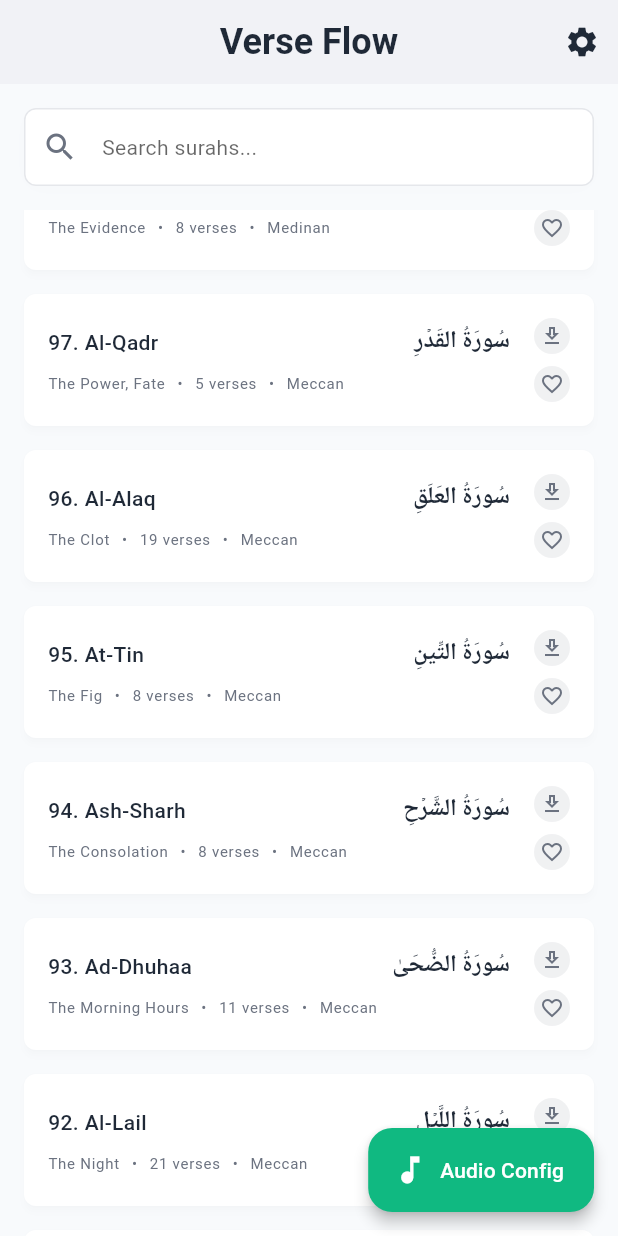
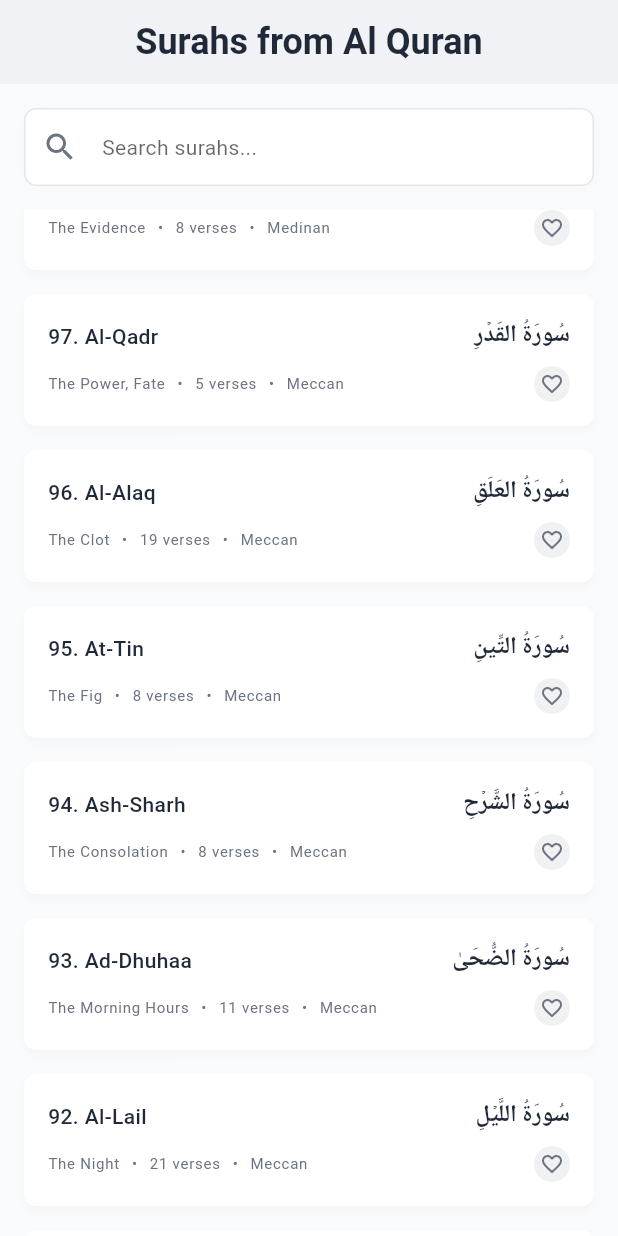
Before and after one commit to imthath-m/verse_flow_client, a Flutter app: the screen it shows after launch, scrolled down 1728 dp, on a phone screen of 412 x 824 dp. Run offline on Flutter 3.47's test engine with Material 3 defaults, Android fonts, the light colour scheme and no system bars; our stand-ins replace dio, just_audio, shared_preferences; Roboto replaces fonts that are missing (Noto Naskh Arabic).

Commit message:
remove audio config fab and download button

```diff
--- a/lib/screens/surah_list_screen.dart
+++ b/lib/screens/surah_list_screen.dart
@@ -38,34 +38,11 @@ class _SurahListScreenState extends State<SurahListScreen> {
   @override
   Widget build(BuildContext context) {
     return Scaffold(
-      appBar: AppBar(
-        title: const Text(AppConstants.appName),
-        actions: [
-          IconButton(
-            onPressed: () {
-              // TODO: Navigate to settings screen
-              ScaffoldMessenger.of(context).showSnackBar(
-                const SnackBar(content: Text('Settings coming soon!')),
-              );
-            },
-            icon: const Icon(Icons.settings),
-          ),
-        ],
-      ),
+      appBar: AppBar(title: const Text('Surahs from Al Quran')),
       body: Consumer<SurahProvider>(
         builder: (context, surahProvider, child) {
           return _buildBody(surahProvider);
         },
-      ),
-      floatingActionButton: FloatingActionButton.extended(
-        onPressed: () {
-          // TODO: Navigate to Audio Configuration Modal
-          ScaffoldMessenger.of(context).showSnackBar(
-            const SnackBar(content: Text('Audio Configuration coming soon!')),
-          );
-        },
-        icon: const Icon(Icons.music_note),
-        label: const Text('Audio Config'),
       ),
     );
   }
--- a/lib/widgets/surah_list_item.dart
+++ b/lib/widgets/surah_list_item.dart
@@ -78,49 +78,26 @@ class SurahListItem extends StatelessWidget {
                           style: theme.textTheme.labelSmall,
                         ),
                         Text('•', style: theme.textTheme.labelSmall),
-                        Text(
+                        Expanded(
+                          child: Text(
                             surah.revelationType,
                             style: theme.textTheme.labelSmall,
                           ),
+                        ),
+                        favoriteButton(theme),
                       ],
                     ),
                   ],
                 ),
               ),
-
-              const SizedBox(width: AppConstants.paddingMedium),
-
-              // Action buttons
-              Column(
-                children: [
-                  // Download status indicator
-                  if (showDownloadStatus)
-                    Container(
-                      width: 24,
-                      height: 24,
-                      decoration: BoxDecoration(
-                        color: viewModel.isDownloaded
-                            ? AppConstants.successColor.withValues(alpha: 0.1)
-                            : theme.iconTheme.color?.withValues(alpha: 0.1) ??
-                                  Colors.grey.withValues(alpha: 0.1),
-                        borderRadius: BorderRadius.circular(12),
-                      ),
-                      child: Icon(
-                        viewModel.isDownloaded
-                            ? Icons.download_done
-                            : Icons.download_outlined,
-                        size: AppConstants.iconSizeSmall,
-                        color: viewModel.isDownloaded
-                            ? AppConstants.successColor
-                            : theme.iconTheme.color ?? Colors.grey,
+            ],
           ),
         ),
+      ),
+    );
+  }
 
-                  if (showDownloadStatus)
-                    const SizedBox(height: AppConstants.paddingSmall),
-
-                  // Favorite button
-                  GestureDetector(
+  Widget favoriteButton(ThemeData theme) => GestureDetector(
     onTap: () => viewModel.toggleFavorite(),
     child: Container(
       width: 24,
@@ -133,22 +110,12 @@ class SurahListItem extends StatelessWidget {
         borderRadius: BorderRadius.circular(12),
       ),
       child: Icon(
-                        viewModel.isFavorite
-                            ? Icons.favorite
-                            : Icons.favorite_border,
+        viewModel.isFavorite ? Icons.favorite : Icons.favorite_border,
         size: AppConstants.iconSizeSmall,
         color: viewModel.isFavorite
             ? AppConstants.errorColor
             : theme.iconTheme.color ?? Colors.grey,
       ),
     ),
-                  ),
-                ],
-              ),
-            ],
-          ),
-        ),
-      ),
   );
 }
-}
```
Lines whose indentation alone changed are shown as unchanged.
